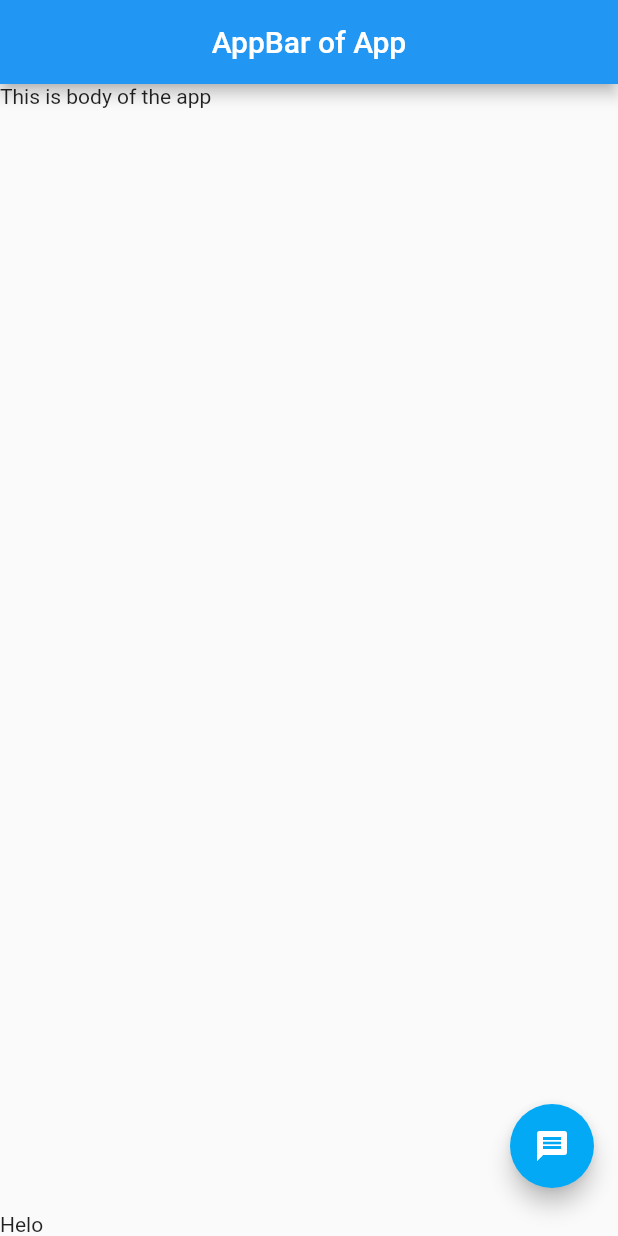
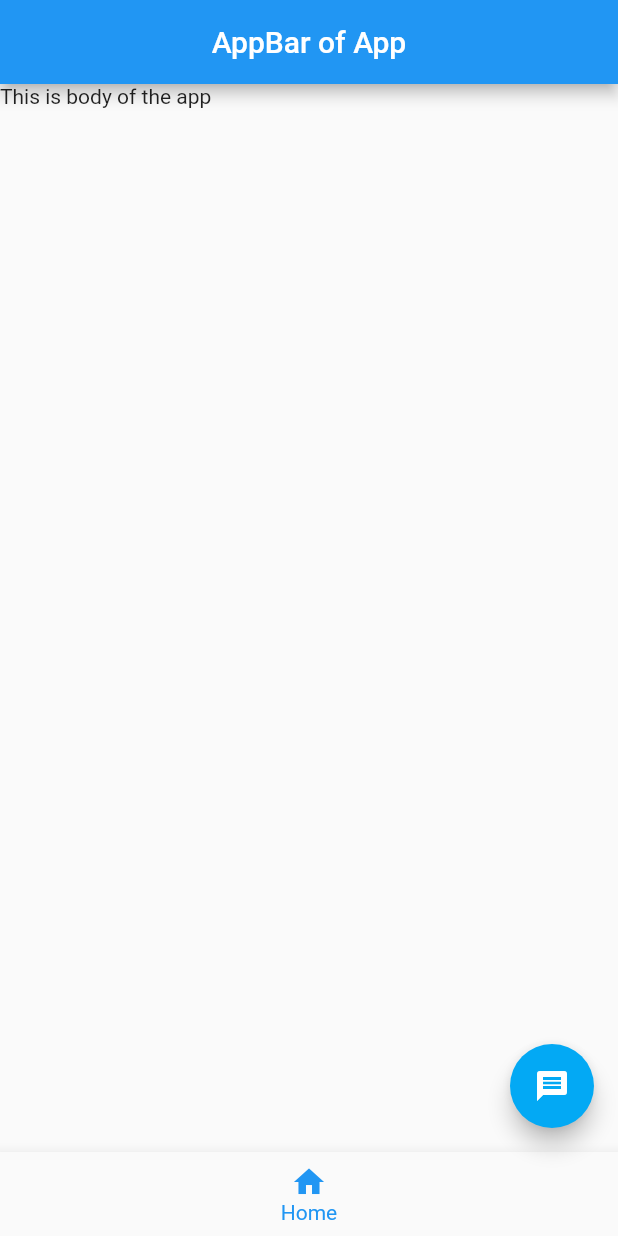
Before and after one commit to dharmeshvyas/TheTest, a Flutter app: the screen it shows after launch, on a phone screen of 412 x 824 dp. Run offline on Flutter 3.47's test engine with Material 2 defaults, Android fonts, the phone set to English and light mode, and no system bars.

Commit message:
Discribe about MaterialApp,Scaffold, and inside the Scaffold

```diff
--- a/lib/main.dart
+++ b/lib/main.dart
@@ -48,10 +48,24 @@ class homapp extends StatelessWidget {
         //bottomNavigationBar it's like appbar we also add add bar into bottom.
         //bottomNavigationBar has multiple items and can use text,lable,icon and both
 
-        //the bottomNavigationBar is generally created for displaying messages as well as providing page spacific shortcu action
-        bottomNavigationBar: Text("Helo"),
+        //the bottomNavigationBar is generally created for displaying messages as well as providing page spacific shortcu action'
+        //for creating bottom bar we need to add  BottomNavigationBar() int the bottomNAvigationBar
+
+        // and it required least one parameter items:[]
+        bottomNavigationBar: BottomNavigationBar(
+          currentIndex: 0,
+          items: [
+            BottomNavigationBarItem(
+              icon: new Icon(Icons.home),
+              title: new Text('Home'),
+            ),
+          ],
+        ),
       ),
+      );
+    throw
+    UnimplementedError
+    (
     );
-    throw UnimplementedError();
   }
 }
```
